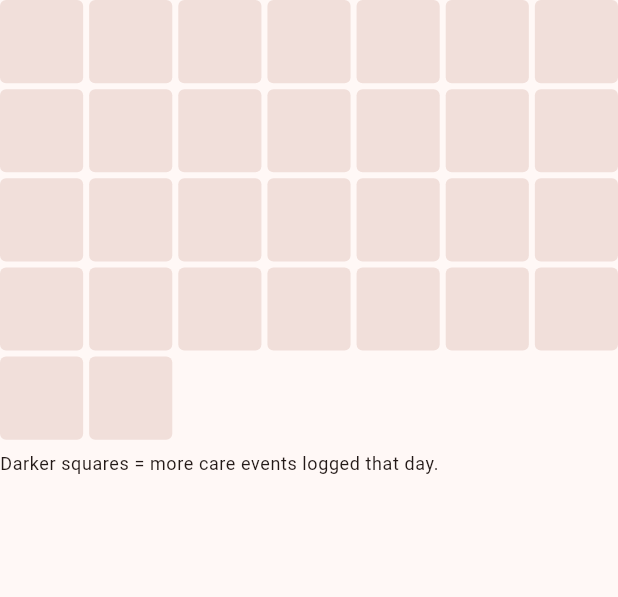
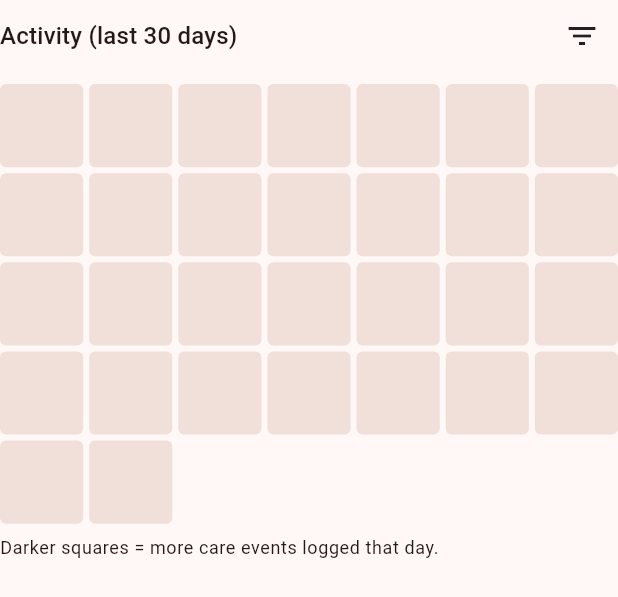
Before and after one commit to WuxiaScrub/pawlog, a Flutter app: the _ActivityHeatmap widget shown alone on an empty page, opened directly with empty values, on a phone screen of 412 x 824 dp. Shown: the top 597 px of the screen. Run offline on Flutter 3.47's test engine with Material 3 defaults, Android fonts, the phone set to English and light mode, and no system bars; our stand-ins replace drift, drift_flutter, fl_chart, flutter_local_notifications, flutter_riverpod, image_picker; missing offline and left inert: sqlite3; accounts and stored records are empty; generated files the repository leaves out were written again.

Commit message:
Add event-type filter to the activity heatmap
Lets owners isolate a single event type (e.g. just litter scoops) in
the 30-day heatmap instead of always seeing combined activity across
every logged event type.

Co-Authored-By: Claude Sonnet 4.6 <noreply@anthropic.com>
Claude-Session: https://claude.ai/code/session_012LTYz8ZvAe9PDw5Hf1XfJk

```diff
--- a/lib/features/dashboard/dashboard_screen.dart
+++ b/lib/features/dashboard/dashboard_screen.dart
@@ -51,9 +51,6 @@ class DashboardScreen extends ConsumerWidget {
               ),
             ),
           const SizedBox(height: 16),
-          Text('Activity (last $_heatmapDays days)',
-              style: Theme.of(context).textTheme.titleMedium),
-          const SizedBox(height: 12),
           _ActivityHeatmap(events: events, now: now),
           const SizedBox(height: 28),
           Text('Symptom trend (vomiting & hairballs)',
@@ -72,20 +69,32 @@ class DashboardScreen extends ConsumerWidget {
   }
 }
 
-class _ActivityHeatmap extends StatelessWidget {
+class _ActivityHeatmap extends StatefulWidget {
   const _ActivityHeatmap({required this.events, required this.now});
 
   final List<Event> events;
   final DateTime now;
 
   @override
+  State<_ActivityHeatmap> createState() => _ActivityHeatmapState();
+}
+
+class _ActivityHeatmapState extends State<_ActivityHeatmap> {
+  CatEventType? _filter;
+
+  @override
   Widget build(BuildContext context) {
-    final today = DateTime(now.year, now.month, now.day);
+    final today =
+        DateTime(widget.now.year, widget.now.month, widget.now.day);
     final dayCounts = <DateTime, int>{
       for (var i = 0; i < _heatmapDays; i++)
         today.subtract(Duration(days: _heatmapDays - 1 - i)): 0,
     };
-    for (final event in events) {
+    for (final event in widget.events) {
+      if (_filter != null &&
+          CatEventTypeX.fromStorageKey(event.eventType) != _filter) {
+        continue;
+      }
       final day = DateTime(
         event.loggedAt.year,
         event.loggedAt.month,
@@ -104,6 +113,37 @@ class _ActivityHeatmap extends StatelessWidget {
     return Column(
       crossAxisAlignment: CrossAxisAlignment.start,
       children: [
+        Row(
+          children: [
+            Expanded(
+              child: Text(
+                'Activity (last $_heatmapDays days)',
+                style: Theme.of(context).textTheme.titleMedium,
+              ),
+            ),
+            PopupMenuButton<CatEventType?>(
+              tooltip: 'Filter by event type',
+              icon: Icon(
+                _filter == null ? Icons.filter_list : Icons.filter_alt,
+              ),
+              onSelected: (value) => setState(() => _filter = value),
+              itemBuilder: (_) => [
+                const PopupMenuItem(value: null, child: Text('All events')),
+                for (final type in CatEventType.values)
+                  PopupMenuItem(value: type, child: Text(type.label)),
+              ],
+            ),
+          ],
+        ),
+        if (_filter != null)
+          Padding(
+            padding: const EdgeInsets.only(bottom: 4),
+            child: Text(
+              'Showing: ${_filter!.label}',
+              style: Theme.of(context).textTheme.bodySmall,
+            ),
+          ),
+        const SizedBox(height: 8),
         GridView.builder(
           shrinkWrap: true,
           physics: const NeverScrollableScrollPhysics(),
```
